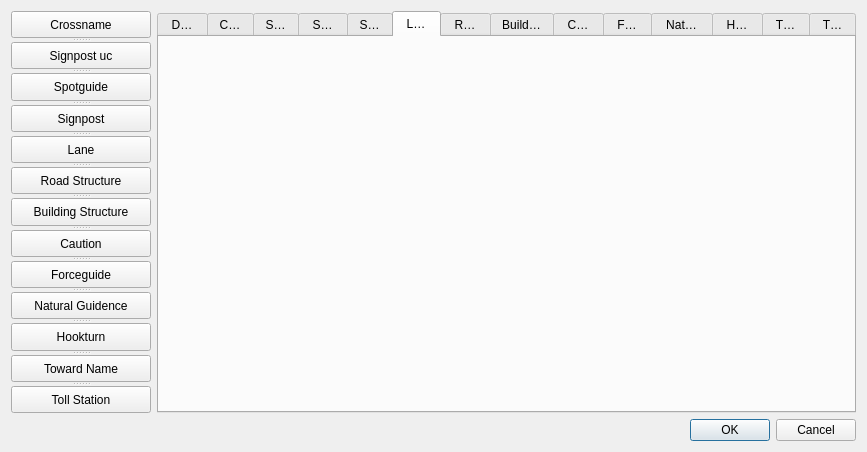
Old version of the form Suntec/QgisPyPlugin/RdbViewer/GuideDlgDesign.ui in the repository 15831944/tphProjects.
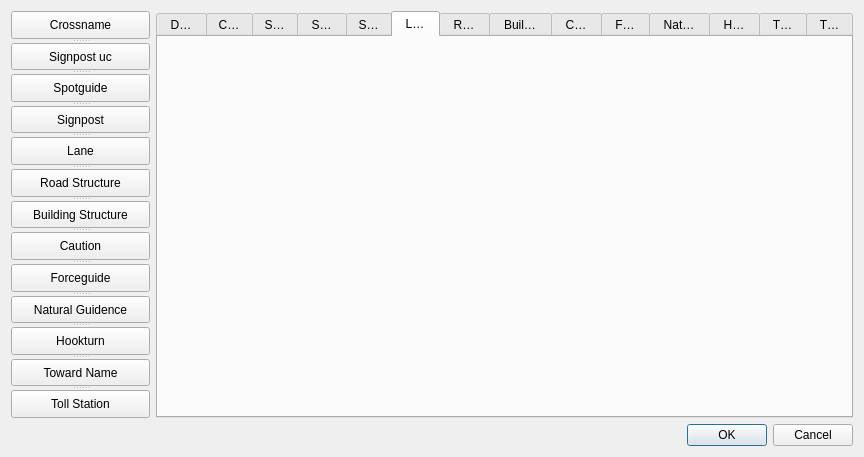
New version of the form. The open tabs and pages were chosen to show the change.

What changed in the file:
```diff
--- a/Suntec/QgisPyPlugin/RdbViewer/GuideDlgDesign.ui
+++ b/Suntec/QgisPyPlugin/RdbViewer/GuideDlgDesign.ui
@@ -6,15 +6,15 @@
    <rect>
     <x>0</x>
     <y>0</y>
-    <width>867</width>
-    <height>452</height>
+    <width>864</width>
+    <height>457</height>
    </rect>
   </property>
   <property name="windowTitle">
    <string>Guide List</string>
   </property>
-  <layout class="QGridLayout" name="gridLayout" rowstretch="0,0" columnstretch="1,5">
-   <item row="1" column="1">
+  <layout class="QGridLayout" name="gridLayout" rowstretch="0,0,0" columnstretch="1,5">
+   <item row="2" column="1">
     <widget class="QSplitter" name="splitter">
      <property name="orientation">
       <enum>Qt::Horizontal</enum>
```
Left out of the diff: 2 changed lines with no effect on the pictures.
